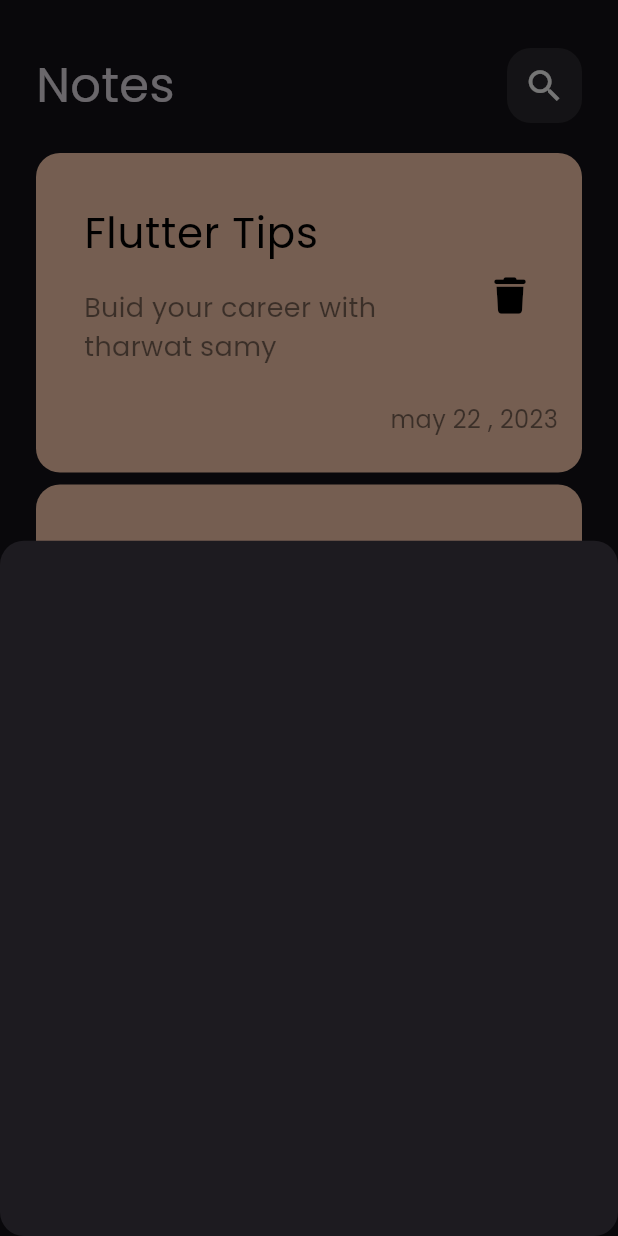
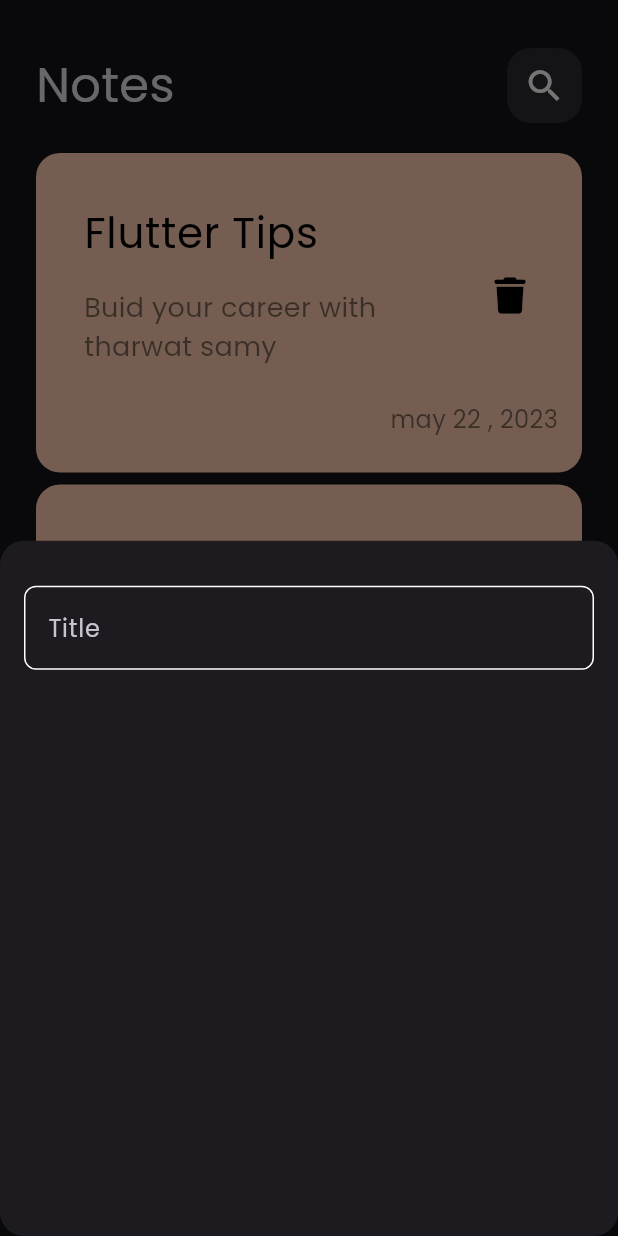
Before and after one commit to moustafa3laa2/notes_app, a Flutter app: the screen it shows after launch, after a tap on the "add" icon, on a phone screen of 412 x 824 dp. Run offline on Flutter 3.47's test engine with Material 3 defaults, Android fonts, the phone set to English and light mode, and no system bars; our stand-ins replace font_awesome_flutter.

Commit message:
create custom text field

```diff
--- /dev/null
+++ b/lib/constants.dart
@@ -0,0 +1,3 @@
+import 'package:flutter/material.dart';
+
+const kPrimeryColor = Color(0xff53EBD6);
--- a/lib/widgets/add_model_bottom_sheet.dart
+++ b/lib/widgets/add_model_bottom_sheet.dart
@@ -1,10 +1,23 @@
 import 'package:flutter/material.dart';
+import 'package:notes_app/widgets/custom_text_field.dart';
 
 class AddNoteBottomSheet extends StatelessWidget {
   const AddNoteBottomSheet({super.key});
 
   @override
   Widget build(BuildContext context) {
-    return Container();
+    return Container(
+      child: const Padding(
+        padding: EdgeInsets.symmetric(horizontal: 16),
+        child: Column(
+          children: [
+            SizedBox(
+              height: 30,
+            ),
+            CustomTextField(),
+          ],
+        ),
+      ),
+    );
   }
 }
--- /dev/null
+++ b/lib/widgets/custom_text_field.dart
@@ -0,0 +1,26 @@
+import 'package:flutter/material.dart';
+import 'package:notes_app/constants.dart';
+
+class CustomTextField extends StatelessWidget {
+  const CustomTextField({super.key});
+
+  @override
+  Widget build(BuildContext context) {
+    return TextField(
+      cursorColor: kPrimeryColor,
+      decoration: InputDecoration(
+        hintText: 'Title',
+        enabledBorder: buildBorder(),
+        focusedBorder: buildBorder(kPrimeryColor),
+      ),
+    );
+  }
+
+  OutlineInputBorder buildBorder([Color]) {
+    return OutlineInputBorder(
+        borderRadius: BorderRadius.circular(8),
+        borderSide: BorderSide(
+          color: Color ?? Colors.white,
+        ));
+  }
+}
```
